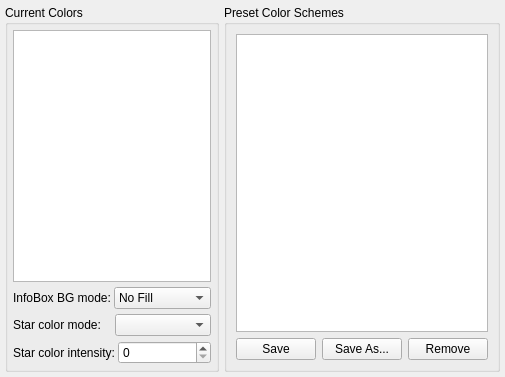
Above: kstars/options/opscolors.ui from KDE/kstars before the change. Below: the same form after it.
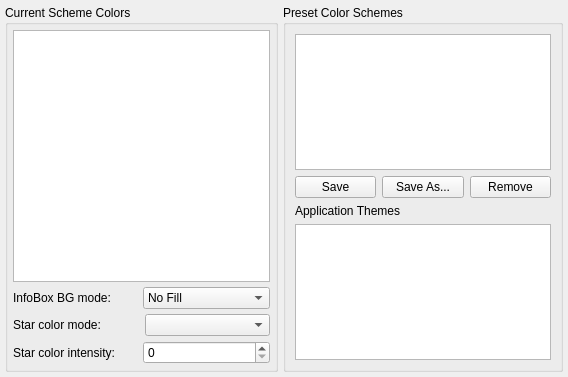
That is the form after the change.

Commit message: This patch will add the theme changing function to color options.

Diff of the .ui file:
```diff
--- a/kstars/options/opscolors.ui
+++ b/kstars/options/opscolors.ui
@@ -6,7 +6,7 @@
    <rect>
     <x>0</x>
     <y>0</y>
-    <width>486</width>
+    <width>568</width>
     <height>377</height>
    </rect>
   </property>
@@ -29,7 +29,7 @@
    <item>
     <widget class="QGroupBox" name="groupBox">
      <property name="title">
-      <string>Current Colors</string>
+      <string>Current Scheme Colors</string>
      </property>
      <layout class="QVBoxLayout">
       <property name="spacing">
@@ -233,6 +233,16 @@
         </item>
        </layout>
       </item>
+      <item>
+       <widget class="QLabel" name="label">
+        <property name="text">
+         <string>Application Themes</string>
+        </property>
+       </widget>
+      </item>
+      <item>
+       <widget class="QListWidget" name="themesWidget"/>
+      </item>
      </layout>
     </widget>
    </item>
```
The commit also changes 4 other files.
